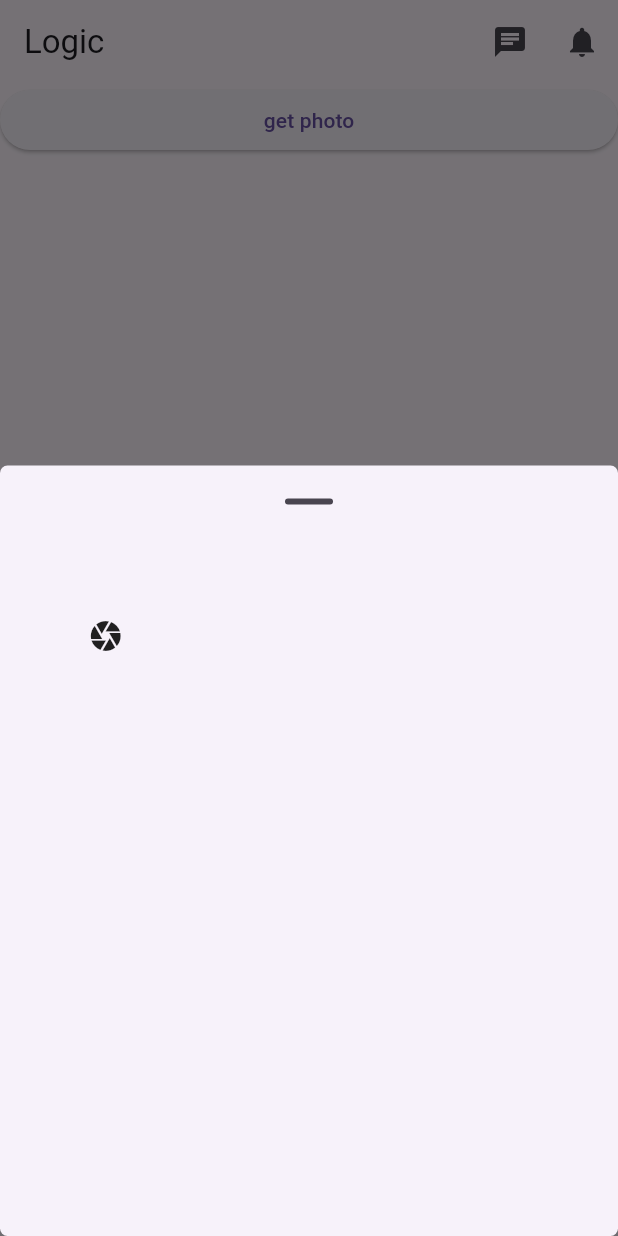
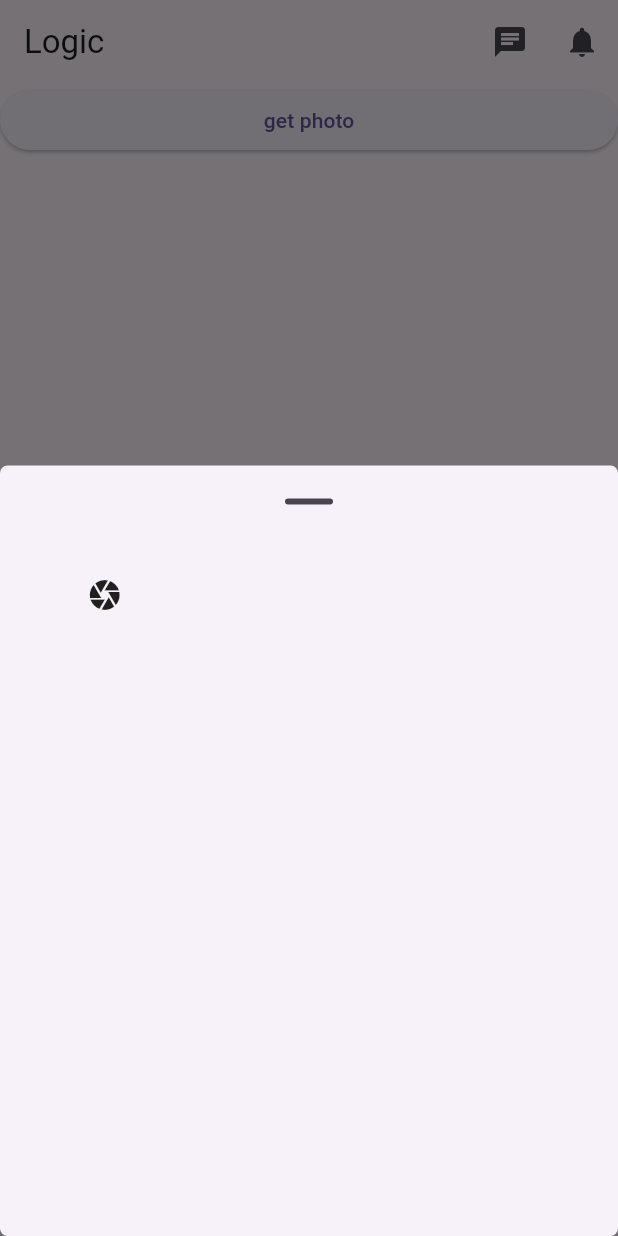
Before and after one commit to MrrJamrotha/Logic-Ecommerce-App, a Flutter app: the screen it shows after launch, after a tap on "get photo", on a phone screen of 412 x 824 dp. Run offline on Flutter 3.47's test engine with Material 3 defaults, Android fonts, the light colour scheme and no system bars; our stand-ins replace camera, connectivity_plus, equatable, flutter_bloc, flutter_screenutil, flutter_svg and 4 more; missing offline and left inert: photo_manager, photo_manager_image_provider.

Commit message:
add scale

```diff
--- a/lib/core/helper/helper.dart
+++ b/lib/core/helper/helper.dart
@@ -1,4 +1,5 @@
 import 'package:logger/web.dart';
+import 'package:logic_app/core/constants/app_size_config.dart';
 import 'package:logic_app/core/locale/app_locale.dart';
 
 extension Translation on String {
@@ -7,4 +8,16 @@ extension Translation on String {
   }
 }
 
+extension ScaleInt on int {
+  double get scale {
+    return scaleFontSize(toDouble());
+  }
+}
+
+extension ScaleDouble on double {
+  double get scale {
+    return scaleFontSize(this);
+  }
+}
+
 Logger logger = Logger();
--- a/lib/main.dart
+++ b/lib/main.dart
@@ -1,7 +1,7 @@
 import 'package:flutter/foundation.dart';
 import 'package:flutter/material.dart';
 import 'package:flutter_bloc/flutter_bloc.dart';
-import 'package:flutter_screenutil/flutter_screenutil.dart';
+// import 'package:flutter_screenutil/flutter_screenutil.dart';
 import 'package:hydrated_bloc/hydrated_bloc.dart';
 import 'package:logic_app/core/di/injection.dart';
 import 'package:logic_app/core/locale/locale_delegate.dart';
@@ -15,7 +15,6 @@ import 'package:flutter_localizations/flutter_localizations.dart';
 void main() async {
   setup();
   WidgetsFlutterBinding.ensureInitialized();
-  await ScreenUtil.ensureScreenSize();
   HydratedBloc.storage = await HydratedStorage.build(
     storageDirectory: kIsWeb
         ? HydratedStorageDirectory.web
@@ -39,11 +38,6 @@ class _LogicAppState extends State<LogicApp> {
   Widget build(BuildContext context) {
     return BlocBuilder<SettingCubit, SettingState>(
       builder: (context, state) {
-        return ScreenUtilInit(
-          designSize: Size(360, 690),
-          minTextAdapt: true,
-          splitScreenMode: true,
-          builder: (context, child) {
         return MaterialApp.router(
           localizationsDelegates: [
             LocaleDelegate(),
@@ -63,7 +57,5 @@ class _LogicAppState extends State<LogicApp> {
         );
       },
     );
-      },
-    );
   }
 }
--- a/lib/presentation/screens/home/home_screen.dart
+++ b/lib/presentation/screens/home/home_screen.dart
@@ -1,10 +1,8 @@
 import 'package:camera/camera.dart';
 import 'package:flutter/material.dart';
 import 'package:flutter_bloc/flutter_bloc.dart';
-import 'package:flutter_screenutil/flutter_screenutil.dart';
 import 'package:flutter_staggered_grid_view/flutter_staggered_grid_view.dart';
 import 'package:go_router/go_router.dart';
-import 'package:logic_app/core/constants/app_icons.dart';
 import 'package:logic_app/core/helper/helper.dart';
 import 'package:logic_app/presentation/screens/camera/take_picture_screen.dart';
 import 'package:logic_app/presentation/screens/home/home_cubit.dart';
@@ -108,13 +106,13 @@ class HomeScreenState extends State<HomeScreen> {
                 children: [
                   Expanded(
                     child: MasonryGridView.count(
-                      padding: EdgeInsets.all(5).w,
+                      padding: EdgeInsets.all(5.scale),
                       controller: scrollController,
                       shrinkWrap: true,
                       itemCount: records.length + 1,
                       crossAxisCount: 3,
-                      mainAxisSpacing: 5.sp,
-                      crossAxisSpacing: 5.sp,
+                      mainAxisSpacing: 5.scale,
+                      crossAxisSpacing: 5.scale,
                       itemBuilder: (context, index) {
                         if (index == 0) {
                           return GestureDetector(
@@ -123,8 +121,8 @@ class HomeScreenState extends State<HomeScreen> {
                               extra: cameras.first,
                             ),
                             child: SizedBox(
-                              width: 150.w,
-                              height: 100.h,
+                              width: 150.scale,
+                              height: 100.scale,
                               child: Icon(Icons.camera),
                             ),
                           );
@@ -162,15 +160,15 @@ class HomeScreenState extends State<HomeScreen> {
 
   Widget _buildBoxIcon({required String assetName, required String name}) {
     return Padding(
-      padding: EdgeInsets.only(right: 8).w,
+      padding: EdgeInsets.only(right: 8.scale),
       child: ElevatedButton.icon(
         onPressed: () {
           //
         },
         icon: IconWidget(
           assetName: assetName,
-          width: 24.w,
-          height: 24.h,
+          width: 24.scale,
+          height: 24.scale,
         ),
         label: TextWidget(text: name),
       ),
--- a/pubspec.yaml
+++ b/pubspec.yaml
@@ -20,7 +20,7 @@ dependencies:
   flutter_cache_manager: ^3.4.1
   flutter_localizations:
     sdk: flutter
-  flutter_screenutil: ^5.9.3
+  # flutter_screenutil: ^5.9.3
   flutter_staggered_grid_view: ^0.7.0
   flutter_svg: ^2.0.17
   get_it: ^8.0.3
```
Also changed, not shown: lib/core/constants/app_size_config.dart (added, +51 -0 lines), pubspec.lock, 2 other files. Lines whose indentation alone changed are shown as unchanged.
